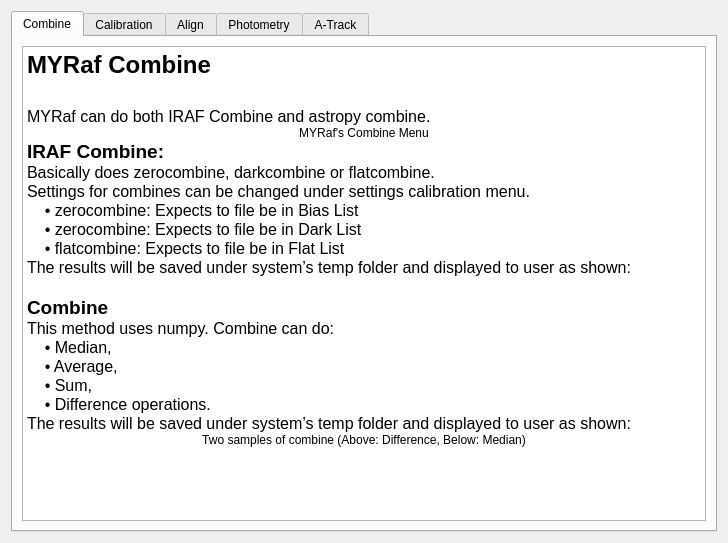
Before: the Qt Designer form gui/help_analyse.ui in myrafproject/myrafproject, drawn with Qt 5.
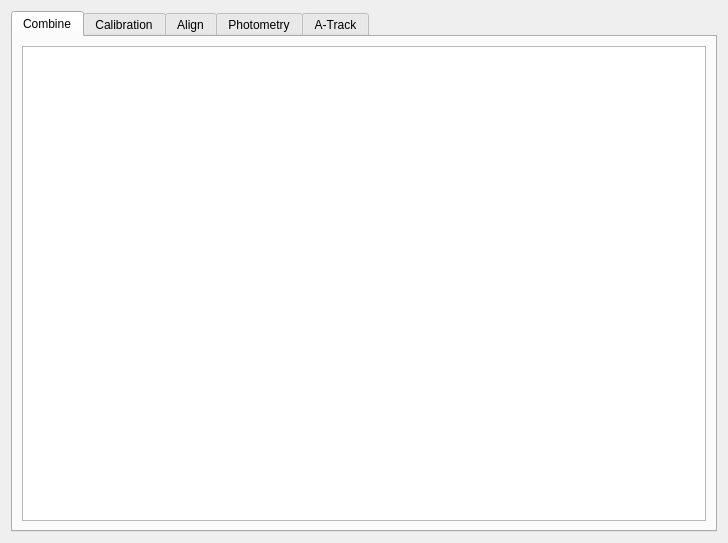
After: the same form once the commit is applied. Icons and pictures are not drawn.

Commit message: observatory files added. Display MYRaf help fixed. Huge log file problem solved.

```diff
--- a/gui/help_analyse.ui
+++ b/gui/help_analyse.ui
@@ -37,29 +37,7 @@
 &lt;html&gt;&lt;head&gt;&lt;meta name=&quot;qrichtext&quot; content=&quot;1&quot; /&gt;&lt;style type=&quot;text/css&quot;&gt;
 p, li { white-space: pre-wrap; }
 &lt;/style&gt;&lt;/head&gt;&lt;body style=&quot; font-family:'Noto Sans'; font-size:10pt; font-weight:400; font-style:normal;&quot;&gt;
-&lt;p style=&quot; margin-top:0px; margin-bottom:0px; margin-left:0px; margin-right:0px; -qt-block-indent:0; text-indent:0px;&quot;&gt;&lt;span style=&quot; font-family:'MS Shell Dlg 2'; font-size:18pt; font-weight:600;&quot;&gt;MYRaf Combine&lt;/span&gt;&lt;/p&gt;
-&lt;p style=&quot;-qt-paragraph-type:empty; margin-top:0px; margin-bottom:0px; margin-left:0px; margin-right:0px; -qt-block-indent:0; text-indent:0px; font-family:'MS Shell Dlg 2'; font-size:18pt; font-weight:600;&quot;&gt;&lt;br /&gt;&lt;/p&gt;
-&lt;p style=&quot; margin-top:0px; margin-bottom:0px; margin-left:0px; margin-right:0px; -qt-block-indent:0; text-indent:0px;&quot;&gt;&lt;span style=&quot; font-family:'MS Shell Dlg 2'; font-size:12pt;&quot;&gt;MYRaf can do both IRAF Combine and astropy combine.&lt;/span&gt;&lt;/p&gt;
-&lt;p align=&quot;center&quot; style=&quot; margin-top:0px; margin-bottom:0px; margin-left:0px; margin-right:0px; -qt-block-indent:0; text-indent:0px;&quot;&gt;&lt;img src=&quot;:/help/media/help/combine.png&quot; /&gt;&lt;/p&gt;
-&lt;p align=&quot;center&quot; style=&quot; margin-top:0px; margin-bottom:0px; margin-left:0px; margin-right:0px; -qt-block-indent:0; text-indent:0px;&quot;&gt;&lt;span style=&quot; font-size:9pt;&quot;&gt;MYRaf's Combine Menu&lt;/span&gt;&lt;/p&gt;
-&lt;p style=&quot; margin-top:0px; margin-bottom:0px; margin-left:0px; margin-right:0px; -qt-block-indent:0; text-indent:0px;&quot;&gt;&lt;span style=&quot; font-family:'MS Shell Dlg 2'; font-size:14pt; font-weight:600;&quot;&gt;IRAF Combine:&lt;/span&gt;&lt;/p&gt;
-&lt;p style=&quot; margin-top:0px; margin-bottom:0px; margin-left:0px; margin-right:0px; -qt-block-indent:0; text-indent:0px;&quot;&gt;&lt;span style=&quot; font-family:'MS Shell Dlg 2'; font-size:12pt;&quot;&gt;Basically does zerocombine, darkcombine or flatcombine.&lt;/span&gt;&lt;/p&gt;
-&lt;p style=&quot; margin-top:0px; margin-bottom:0px; margin-left:0px; margin-right:0px; -qt-block-indent:0; text-indent:0px;&quot;&gt;&lt;span style=&quot; font-family:'MS Shell Dlg 2'; font-size:12pt;&quot;&gt;Settings for combines can be changed under settings calibration menu.&lt;/span&gt;&lt;/p&gt;
-&lt;p style=&quot; margin-top:0px; margin-bottom:0px; margin-left:0px; margin-right:0px; -qt-block-indent:0; text-indent:0px;&quot;&gt;&lt;span style=&quot; font-family:'MS Shell Dlg 2'; font-size:12pt;&quot;&gt;    • zerocombine: Expects to file be in Bias List&lt;/span&gt;&lt;/p&gt;
-&lt;p style=&quot; margin-top:0px; margin-bottom:0px; margin-left:0px; margin-right:0px; -qt-block-indent:0; text-indent:0px;&quot;&gt;&lt;span style=&quot; font-family:'MS Shell Dlg 2'; font-size:12pt;&quot;&gt;    • zerocombine: Expects to file be in Dark List&lt;/span&gt;&lt;/p&gt;
-&lt;p style=&quot; margin-top:0px; margin-bottom:0px; margin-left:0px; margin-right:0px; -qt-block-indent:0; text-indent:0px;&quot;&gt;&lt;span style=&quot; font-family:'MS Shell Dlg 2'; font-size:12pt;&quot;&gt;    • flatcombine: Expects to file be in Flat List&lt;/span&gt;&lt;/p&gt;
-&lt;p style=&quot; margin-top:0px; margin-bottom:0px; margin-left:0px; margin-right:0px; -qt-block-indent:0; text-indent:0px;&quot;&gt;&lt;span style=&quot; font-family:'MS Shell Dlg 2'; font-size:12pt;&quot;&gt;The results will be saved under system’s temp folder and displayed to user as shown:&lt;/span&gt;&lt;/p&gt;
-&lt;p style=&quot;-qt-paragraph-type:empty; margin-top:0px; margin-bottom:0px; margin-left:0px; margin-right:0px; -qt-block-indent:0; text-indent:0px; font-family:'MS Shell Dlg 2'; font-size:12pt;&quot;&gt;&lt;br /&gt;&lt;/p&gt;
-&lt;p style=&quot; margin-top:0px; margin-bottom:0px; margin-left:0px; margin-right:0px; -qt-block-indent:0; text-indent:0px;&quot;&gt;&lt;span style=&quot; font-family:'MS Shell Dlg 2'; font-size:14pt; font-weight:600;&quot;&gt;Combine&lt;/span&gt;&lt;/p&gt;
-&lt;p style=&quot; margin-top:0px; margin-bottom:0px; margin-left:0px; margin-right:0px; -qt-block-indent:0; text-indent:0px;&quot;&gt;&lt;span style=&quot; font-family:'MS Shell Dlg 2'; font-size:12pt;&quot;&gt;This method uses numpy. Combine can do:&lt;/span&gt;&lt;/p&gt;
-&lt;p style=&quot; margin-top:0px; margin-bottom:0px; margin-left:0px; margin-right:0px; -qt-block-indent:0; text-indent:0px;&quot;&gt;&lt;span style=&quot; font-family:'MS Shell Dlg 2'; font-size:12pt;&quot;&gt;    • Median,&lt;/span&gt;&lt;/p&gt;
-&lt;p style=&quot; margin-top:0px; margin-bottom:0px; margin-left:0px; margin-right:0px; -qt-block-indent:0; text-indent:0px;&quot;&gt;&lt;span style=&quot; font-family:'MS Shell Dlg 2'; font-size:12pt;&quot;&gt;    • Average,&lt;/span&gt;&lt;/p&gt;
-&lt;p style=&quot; margin-top:0px; margin-bottom:0px; margin-left:0px; margin-right:0px; -qt-block-indent:0; text-indent:0px;&quot;&gt;&lt;span style=&quot; font-family:'MS Shell Dlg 2'; font-size:12pt;&quot;&gt;    • Sum,&lt;/span&gt;&lt;/p&gt;
-&lt;p style=&quot; margin-top:0px; margin-bottom:0px; margin-left:0px; margin-right:0px; -qt-block-indent:0; text-indent:0px;&quot;&gt;&lt;span style=&quot; font-family:'MS Shell Dlg 2'; font-size:12pt;&quot;&gt;    • Difference operations.&lt;/span&gt;&lt;/p&gt;
-&lt;p style=&quot; margin-top:0px; margin-bottom:0px; margin-left:0px; margin-right:0px; -qt-block-indent:0; text-indent:0px;&quot;&gt;&lt;span style=&quot; font-family:'MS Shell Dlg 2'; font-size:12pt;&quot;&gt;The results will be saved under system’s temp folder and displayed to user as shown:&lt;/span&gt;&lt;/p&gt;
-&lt;p align=&quot;center&quot; style=&quot; margin-top:0px; margin-bottom:0px; margin-left:0px; margin-right:0px; -qt-block-indent:0; text-indent:0px;&quot;&gt;&lt;img src=&quot;:/help/media/help/diff.png&quot; /&gt;&lt;/p&gt;
-&lt;p align=&quot;center&quot; style=&quot; margin-top:0px; margin-bottom:0px; margin-left:0px; margin-right:0px; -qt-block-indent:0; text-indent:0px;&quot;&gt;&lt;img src=&quot;:/help/media/help/median.png&quot; /&gt;&lt;/p&gt;
-&lt;p align=&quot;center&quot; style=&quot; margin-top:0px; margin-bottom:0px; margin-left:0px; margin-right:0px; -qt-block-indent:0; text-indent:0px;&quot;&gt;&lt;span style=&quot; font-size:9pt;&quot;&gt;Two samples of combine (Above: Difference, Below: Median)&lt;/span&gt;&lt;/p&gt;&lt;/body&gt;&lt;/html&gt;</string>
+&lt;p align=&quot;center&quot; style=&quot;-qt-paragraph-type:empty; margin-top:0px; margin-bottom:0px; margin-left:0px; margin-right:0px; -qt-block-indent:0; text-indent:0px;&quot;&gt;&lt;br /&gt;&lt;/p&gt;&lt;/body&gt;&lt;/html&gt;</string>
          </property>
         </widget>
        </item>
```
Left out of the diff: 41 changed lines with no effect on the pictures. The commit also changes 66 other files.
